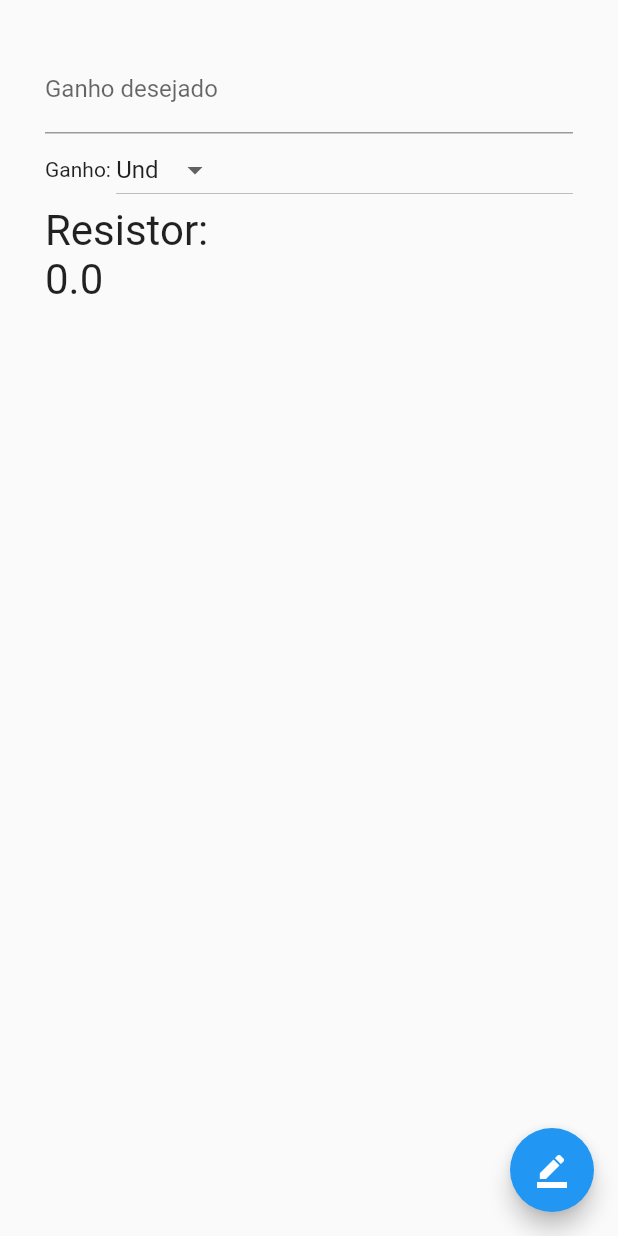
After one commit to WagnerPaulino/frequencia-corte-app, a Flutter app: the ResistorAplPage screen opened directly, on a phone screen of 412 x 824 dp. The commit adds this screen. Run offline on Flutter 3.47's test engine with Material 2 defaults, Android fonts, the phone set to English and light mode, and no system bars.

Commit message:
tela de ganho e resistencia

```diff
--- a/lib/main.dart
+++ b/lib/main.dart
@@ -2,6 +2,8 @@ import 'package:calculo/enums/niveis.dart';
 import 'package:calculo/model/frequencia-corte.dart';
 import 'package:calculo/pages/capacitor-page.dart';
 import 'package:calculo/pages/frequencia-corte-page.dart';
+import 'package:calculo/pages/ganho-page.dart';
+import 'package:calculo/pages/resistor-apl-page.dart';
 import 'package:calculo/pages/resistor-page.dart';
 import 'package:flutter/cupertino.dart';
 import 'package:flutter/material.dart';
@@ -44,7 +46,9 @@ class _MyHomePageState extends State<MyHomePage>
   final List<Tab> myTabs = <Tab>[
     Tab(text: "FC"),
     Tab(text: "Capacitor"),
-    Tab(text: "Resistor")
+    Tab(text: "Resistor"),
+    Tab(text: "Ganho"),
+    Tab(text: "Resistencia")
   ];
 
   @override
@@ -83,7 +87,9 @@ class _MyHomePageState extends State<MyHomePage>
                 children: [
                   new FrequenciaCortePage(escolha: getEscolha),
                   new CapacitorPage(escolha: getEscolha),
-                  new ResistorPage(escolha: getEscolha)
+                  new ResistorPage(escolha: getEscolha),
+                  new GanhoPage(),
+                  new ResistorAplPage()
                 ],
                 controller: _tabController,
               )),
--- /dev/null
+++ b/lib/model/amplificacao.dart
@@ -0,0 +1,4 @@
+class Amplificacao {
+  double ganho;
+  double resistor;
+}
--- /dev/null
+++ b/lib/pages/resistor-apl-page.dart
@@ -0,0 +1,97 @@
+import 'package:calculo/main.dart';
+import 'package:calculo/model/amplificacao.dart';
+import 'package:calculo/service/amplificacao-service.dart';
+import 'package:calculo/utils/utils.dart';
+import 'package:flutter/cupertino.dart';
+import 'package:flutter/material.dart';
+import 'dart:math' as math;
+
+class ResistorAplPage extends StatefulWidget {
+  ResistorAplPage({Key key}) : super(key: key);
+
+  @override
+  _ResistorAplPageState createState() => _ResistorAplPageState();
+}
+
+class _ResistorAplPageState extends State<ResistorAplPage> {
+  final _formKey = GlobalKey<FormState>();
+  Amplificacao amplificacao = new Amplificacao();
+  Amplificacao amplificacaoR = new Amplificacao();
+  AmplificacaoService apls = new AmplificacaoService();
+  Utils u = new Utils();
+  num potGanho = 0.0;
+
+  calcula() {
+    Amplificacao a = new Amplificacao();
+    a.ganho = math.pow(10, potGanho) * u.isNull(amplificacao.ganho, 0.0);
+    amplificacaoR = apls.resistor(a);
+    a = new Amplificacao();
+  }
+
+  @override
+  void initState() {
+    callbacks = [];
+    setCallback(this.setState);
+    super.initState();
+  }
+
+  @override
+  void dispose() {
+    callbacks = [];
+    super.dispose();
+  }
+
+  @override
+  Widget build(BuildContext context) {
+    return Scaffold(
+      body: new SingleChildScrollView(
+          child: Form(
+              key: _formKey,
+              child: new Padding(
+                padding: const EdgeInsets.all(30.0),
+                child: new Column(
+                    mainAxisAlignment: MainAxisAlignment.center,
+                    crossAxisAlignment: CrossAxisAlignment.start,
+                    children: <Widget>[
+                      new TextFormField(
+                          onSaved: (v) {
+                            amplificacao.ganho = double.parse(v);
+                          },
+                          decoration: const InputDecoration(
+                            labelText: 'Ganho desejado',
+                          )),
+                      //Potencias
+                      new Row(
+                          mainAxisSize: MainAxisSize.min,
+                          crossAxisAlignment: CrossAxisAlignment.center,
+                          children: <Widget>[
+                            new Text("Ganho: "),
+                            new Expanded(
+                                child: new DropdownButton(
+                              value: potGanho,
+                              items: Utils.getDropDownMenuItems(),
+                              onChanged: (t) {
+                                this.setState(() {
+                                  potGanho = t;
+                                });
+                              },
+                            ))
+                          ]),
+                      new Text("Resistor:", textScaleFactor: 2),
+                      new Text(u.isNull(amplificacaoR.resistor, 0.0).toString(),
+                          textScaleFactor: 2)
+                    ]),
+              ))),
+      floatingActionButton: FloatingActionButton(
+        onPressed: () {
+          setState(() {
+            this._formKey.currentState.save();
+            this.calcula();
+          });
+        },
+        tooltip: 'CALCULAR',
+        child: new Icon(Icons.border_color),
+      ),
+    );
+  }
+}
--- /dev/null
+++ b/lib/service/amplificacao-service.dart
@@ -0,0 +1,13 @@
+import 'package:calculo/model/amplificacao.dart';
+
+class AmplificacaoService {
+  Amplificacao ganho(Amplificacao apl) {
+    apl.ganho = (49400 / apl.resistor) + 1;
+    return apl;
+  }
+
+  Amplificacao resistor(Amplificacao apl) {
+    apl.resistor = 49400 / (apl.ganho - 1);
+    return apl;
+  }
+}
```
Also changed, not shown: lib/pages/ganho-page.dart (added, +98 -0 lines).
